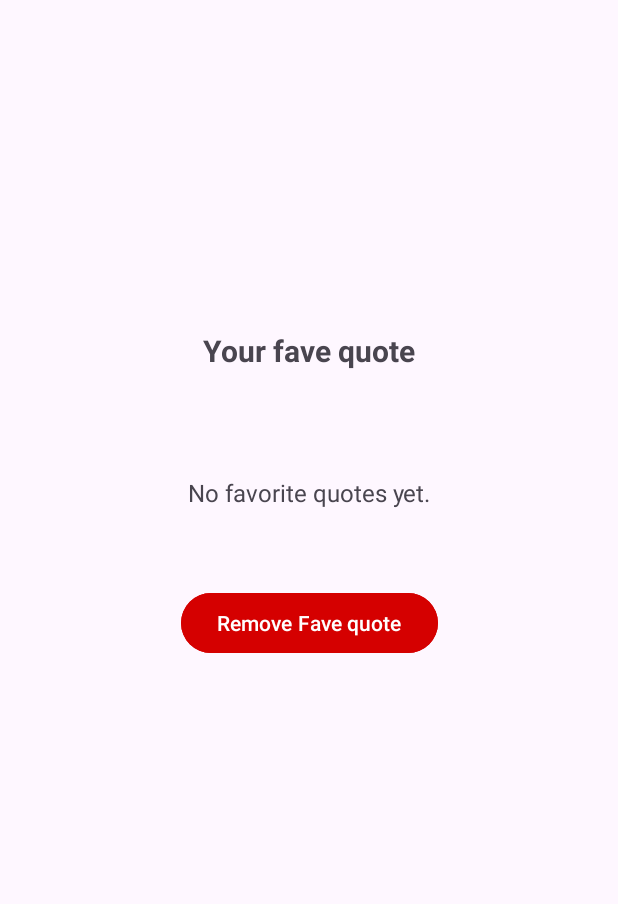
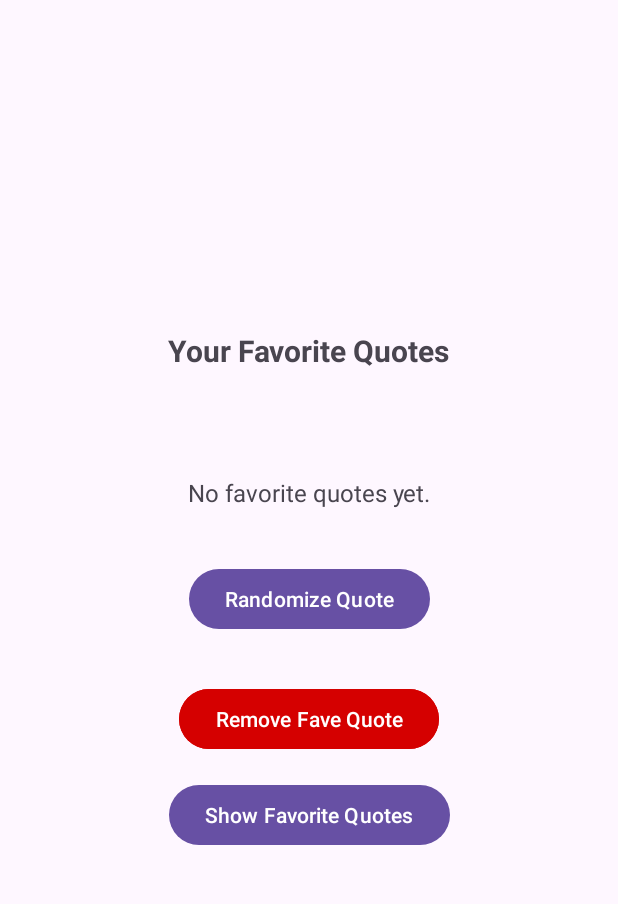
Before and after one commit to MoonSlay/NavigationDrawerLesson, an Android app: the screen it shows after launch (MainActivity), in the side drawer, after a tap on "Fave quotes", on a phone screen of 412 x 824 dp, the part 96-1000 px from its top. Run offline under Robolectric (Android 15) with nearby library versions, the phone set to English and light mode, and no system bars.

Commit message:
implemented randomizer,remove, and show button on favorite qoute

```diff
--- a/app/src/main/java/ph/edu/auf/navigationdrawerlesson/fragments/FaveQuotesFragment.kt
+++ b/app/src/main/java/ph/edu/auf/navigationdrawerlesson/fragments/FaveQuotesFragment.kt
@@ -5,9 +5,12 @@ import androidx.fragment.app.Fragment
 import android.view.LayoutInflater
 import android.view.View
 import android.view.ViewGroup
+import android.widget.ArrayAdapter
 import android.widget.Toast
+import androidx.appcompat.app.AlertDialog
 import ph.edu.auf.navigationdrawerlesson.R
 import ph.edu.auf.navigationdrawerlesson.databinding.FragmentFaveQuotesBinding
+import kotlin.random.Random
 
 class FaveQuotesFragment : Fragment() {
 
@@ -22,27 +25,66 @@ class FaveQuotesFragment : Fragment() {
     override fun onViewCreated(view: View, savedInstanceState: Bundle?) {
         super.onViewCreated(view, savedInstanceState)
 
-        displayFavoriteQuotes()
+        // Automatically display a random favorite quote if available
+        if (FavoriteQuotesHolder.favoriteQuotes.isNotEmpty()) {
+            randomizeFavoriteQuote()
+        } else {
+            binding.txtFaveQuote.text = "No favorite quotes yet."
+        }
+
+        binding.btnRandomizeQuote.setOnClickListener {
+            randomizeFavoriteQuote()
+        }
 
         binding.btnRemoveFave.setOnClickListener {
-            // Remove the favorite quote and refresh the display
-            val currentQuote = binding.txtFaveQuote.text.toString()
-            if (FavoriteQuotesHolder.favoriteQuotes.contains(currentQuote)) {
-                FavoriteQuotesHolder.favoriteQuotes.remove(currentQuote)
-                displayFavoriteQuotes()
-                Toast.makeText(requireContext(), "Quote removed from favorites!", Toast.LENGTH_SHORT).show()
-            } else {
-                Toast.makeText(requireContext(), "This quote is not in favorites.", Toast.LENGTH_SHORT).show()
-            }
+            removeFavoriteQuote()
+        }
+
+        binding.btnShowFaveQuotes.setOnClickListener {
+            showFavoriteQuotesDialog()
         }
     }
 
-    private fun displayFavoriteQuotes() {
+    private fun randomizeFavoriteQuote() {
         if (FavoriteQuotesHolder.favoriteQuotes.isNotEmpty()) {
-            binding.txtFaveQuote.text = FavoriteQuotesHolder.favoriteQuotes.joinToString("\n\n")
+            val randomIndex = Random.nextInt(FavoriteQuotesHolder.favoriteQuotes.size)
+            val selectedQuote = FavoriteQuotesHolder.favoriteQuotes[randomIndex]
+            binding.txtFaveQuote.text = selectedQuote
         } else {
-            binding.txtFaveQuote.text = "No favorite quotes yet."
+            Toast.makeText(requireContext(), "No favorite quotes to randomize!", Toast.LENGTH_SHORT).show()
         }
+    }
+
+    private fun removeFavoriteQuote() {
+        val currentQuote = binding.txtFaveQuote.text.toString()
+        if (FavoriteQuotesHolder.favoriteQuotes.contains(currentQuote)) {
+            FavoriteQuotesHolder.favoriteQuotes.remove(currentQuote)
+            // Check if there are still quotes left
+            if (FavoriteQuotesHolder.favoriteQuotes.isNotEmpty()) {
+                randomizeFavoriteQuote() // Display a new random quote
+            } else {
+                binding.txtFaveQuote.text = "No favorite quotes yet."
+            }
+            Toast.makeText(requireContext(), "Quote removed from favorites!", Toast.LENGTH_SHORT).show()
+        } else {
+            Toast.makeText(requireContext(), "This quote is not in favorites.", Toast.LENGTH_SHORT).show()
+        }
+    }
+
+    private fun showFavoriteQuotesDialog() {
+        if (FavoriteQuotesHolder.favoriteQuotes.isEmpty()) {
+            Toast.makeText(requireContext(), "No favorite quotes to display.", Toast.LENGTH_SHORT).show()
+            return
+        }
+
+        val quotesList = FavoriteQuotesHolder.favoriteQuotes.toTypedArray()
+        val adapter = ArrayAdapter(requireContext(), android.R.layout.simple_list_item_1, quotesList)
+
+        AlertDialog.Builder(requireContext())
+            .setTitle("Favorite Quotes")
+            .setAdapter(adapter) { dialog, _ -> dialog.dismiss() }
+            .setNegativeButton("Close") { dialog, _ -> dialog.dismiss() }
+            .show()
     }
 
     override fun onDestroyView() {
--- a/app/src/main/res/layout/fragment_fave_quotes.xml
+++ b/app/src/main/res/layout/fragment_fave_quotes.xml
@@ -3,15 +3,13 @@
     xmlns:app="http://schemas.android.com/apk/res-auto"
     xmlns:tools="http://schemas.android.com/tools"
     android:layout_width="match_parent"
-    android:layout_height="match_parent"
-    tools:context=".fragments.QuotesOfTheDayFragment">
+    android:layout_height="match_parent">
 
-    <!-- TODO: Update blank fragment layout -->
     <TextView
         android:id="@+id/textView2"
         android:layout_width="wrap_content"
         android:layout_height="wrap_content"
-        android:text="Your fave quote"
+        android:text="Your Favorite Quotes"
         android:textSize="20sp"
         android:textStyle="bold"
         app:layout_constraintBottom_toBottomOf="parent"
@@ -22,16 +20,26 @@
 
     <TextView
         android:id="@+id/txt_fave_quote"
-        android:layout_width="wrap_content"
+        android:layout_width="0dp"
         android:layout_height="wrap_content"
         android:layout_marginTop="50dp"
         android:padding="20dp"
         android:textSize="16sp"
         android:textAlignment="center"
-        android:text="In all the world, there is no heart for me like yours. In all the world, there is no love for you like mine. - Maya Angelou"
+        android:text="Your favorite quotes will appear here."
         app:layout_constraintEnd_toEndOf="parent"
         app:layout_constraintStart_toStartOf="parent"
         app:layout_constraintTop_toBottomOf="@+id/textView2" />
+
+    <Button
+        android:id="@+id/btn_randomize_quote"
+        android:layout_width="wrap_content"
+        android:layout_height="wrap_content"
+        android:layout_marginTop="16dp"
+        android:text="Randomize Quote"
+        app:layout_constraintEnd_toEndOf="parent"
+        app:layout_constraintStart_toStartOf="parent"
+        app:layout_constraintTop_toBottomOf="@+id/txt_fave_quote" />
 
     <Button
         android:id="@+id/btn_remove_fave"
@@ -39,9 +47,19 @@
         android:layout_height="wrap_content"
         android:layout_marginTop="32dp"
         android:backgroundTint="#D50000"
-        android:text="Remove Fave quote"
+        android:text="Remove Fave Quote"
         app:layout_constraintEnd_toEndOf="parent"
         app:layout_constraintStart_toStartOf="parent"
-        app:layout_constraintTop_toBottomOf="@+id/txt_fave_quote" />
+        app:layout_constraintTop_toBottomOf="@+id/btn_randomize_quote" />
+
+    <Button
+        android:id="@+id/btn_show_fave_quotes"
+        android:layout_width="wrap_content"
+        android:layout_height="wrap_content"
+        android:layout_marginTop="16dp"
+        android:text="Show Favorite Quotes"
+        app:layout_constraintEnd_toEndOf="parent"
+        app:layout_constraintStart_toStartOf="parent"
+        app:layout_constraintTop_toBottomOf="@+id/btn_remove_fave" />
 
 </androidx.constraintlayout.widget.ConstraintLayout>
```
